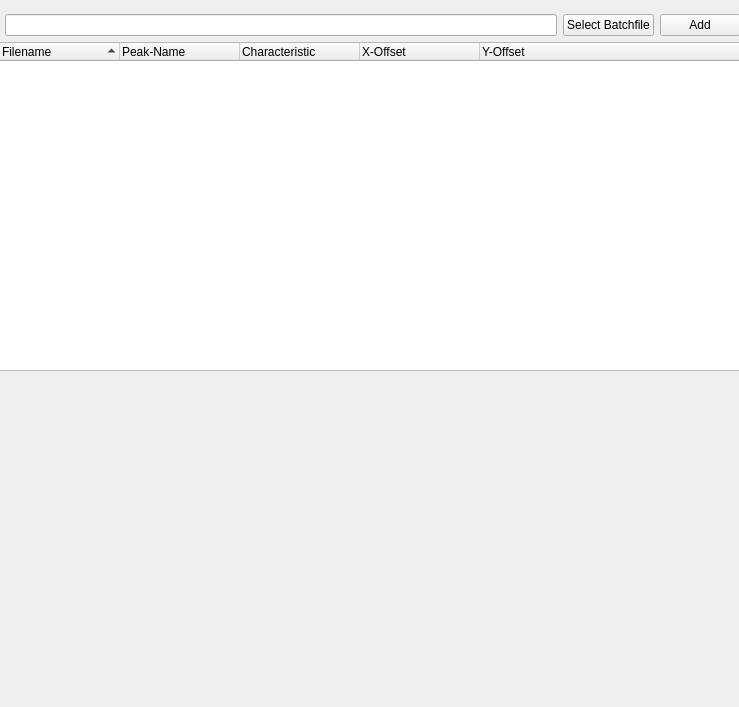
Above: ui/multi_batch.ui from knipe1/oes-spa before the change. Below: the same form after it.
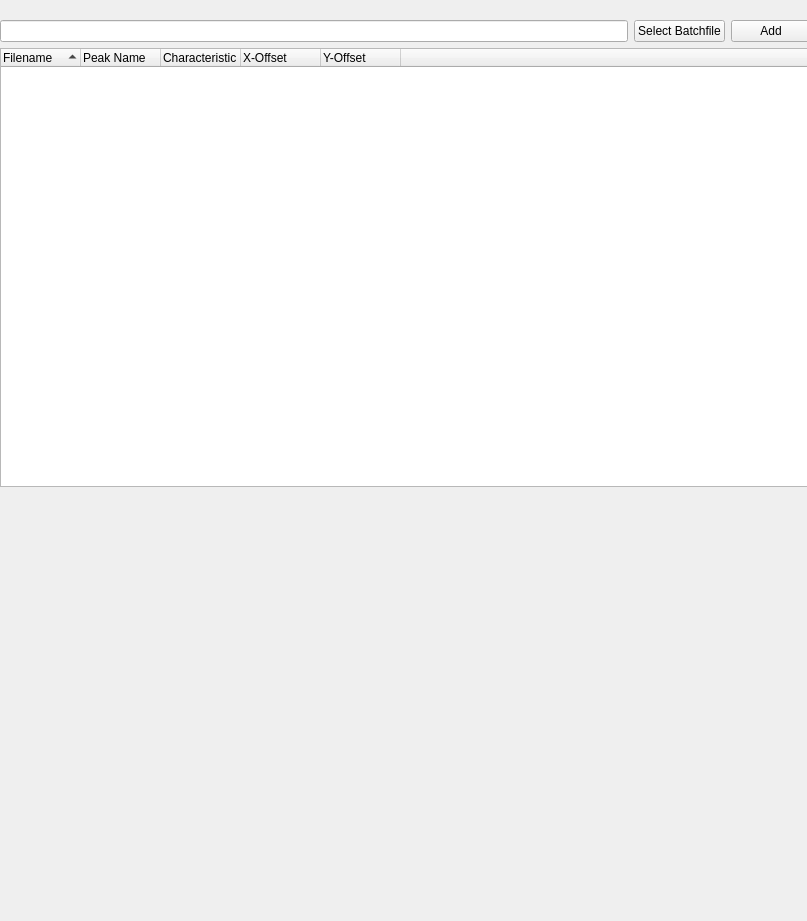
That is the form after the change. Custom widgets are drawn as their Qt base class.

The edit to the form file:
```diff
--- a/ui/multi_batch.ui
+++ b/ui/multi_batch.ui
@@ -6,8 +6,8 @@
    <rect>
     <x>0</x>
     <y>0</y>
-    <width>739</width>
-    <height>707</height>
+    <width>807</width>
+    <height>921</height>
    </rect>
   </property>
   <property name="windowTitle">
@@ -16,17 +16,27 @@
   <widget class="QWidget" name="widget" native="true">
    <property name="geometry">
     <rect>
-     <x>-1</x>
-     <y>14</y>
-     <width>741</width>
-     <height>691</height>
+     <x>0</x>
+     <y>20</y>
+     <width>811</width>
+     <height>911</height>
     </rect>
    </property>
    <layout class="QGridLayout" name="gridLayout">
-    <item row="2" column="0" colspan="4">
+    <item row="0" column="1">
+     <widget class="QLineEdit" name="foutBatchfile"/>
+    </item>
+    <item row="0" column="3">
+     <widget class="QPushButton" name="btnAddBatchfile">
+      <property name="text">
+       <string>Add</string>
+      </property>
+     </widget>
+    </item>
+    <item row="2" column="1" colspan="3">
      <widget class="MatplotlibWidget" name="mplBatch" native="true">
       <property name="sizePolicy">
-       <sizepolicy hsizetype="Expanding" vsizetype="Expanding">
+       <sizepolicy hsizetype="Maximum" vsizetype="Expanding">
         <horstretch>0</horstretch>
         <verstretch>0</verstretch>
        </sizepolicy>
@@ -45,17 +55,7 @@
       </property>
      </widget>
     </item>
-    <item row="0" column="1">
-     <widget class="QLineEdit" name="foutBatchfile"/>
-    </item>
-    <item row="0" column="3">
-     <widget class="QPushButton" name="btnAddBatchfile">
-      <property name="text">
-       <string>Add</string>
-      </property>
-     </widget>
-    </item>
-    <item row="1" column="0" colspan="4">
+    <item row="1" column="1" colspan="3">
      <widget class="TreeWidget" name="batchlist">
       <property name="sizePolicy">
        <sizepolicy hsizetype="Expanding" vsizetype="Expanding">
@@ -70,13 +70,13 @@
        <bool>true</bool>
       </property>
       <property name="indentation">
-       <number>15</number>
+       <number>10</number>
       </property>
       <property name="sortingEnabled">
        <bool>true</bool>
       </property>
       <attribute name="headerDefaultSectionSize">
-       <number>120</number>
+       <number>80</number>
       </attribute>
       <column>
        <property name="text">
@@ -85,7 +85,7 @@
       </column>
       <column>
        <property name="text">
-        <string>Peak-Name</string>
+        <string>Peak Name</string>
        </property>
       </column>
       <column>
@@ -103,6 +103,11 @@
         <string>Y-Offset</string>
        </property>
       </column>
+      <column>
+       <property name="text">
+        <string>  </string>
+       </property>
+      </column>
      </widget>
     </item>
     <item row="0" column="2">
```
Left out of the diff: 2 changed lines with no effect on the pictures.
